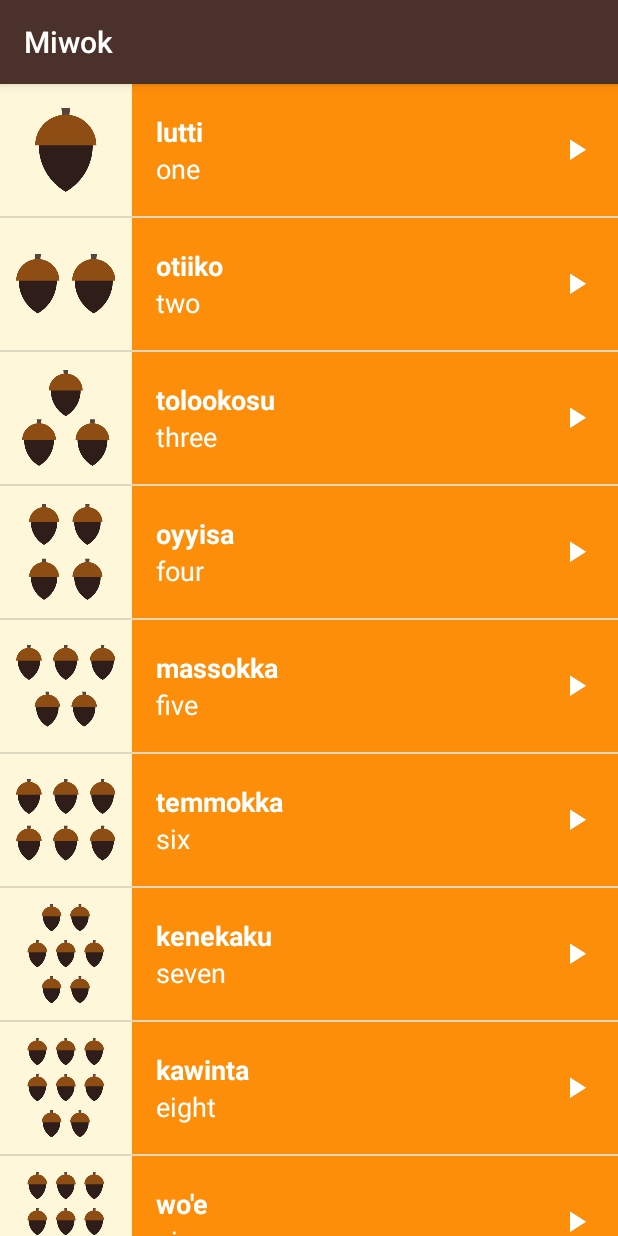
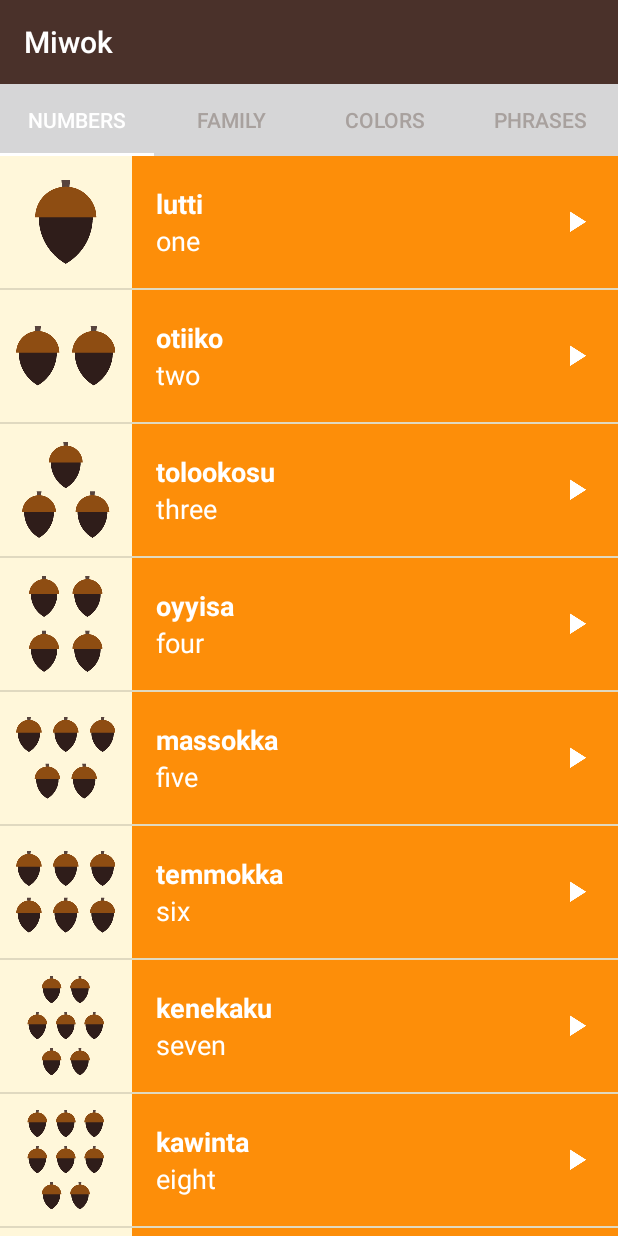
Before and after one commit to raviranjan3570/Basic-language-learner, an Android app: the screen it shows after launch (MainActivity), on a phone screen of 412 x 824 dp. Run offline under Robolectric (Android 15) with nearby library versions, the phone set to English and light mode, and no system bars.

Commit message:
Final touches

```diff
--- a/ud839_Miwok-Starter-code/app/build.gradle
+++ b/ud839_Miwok-Starter-code/app/build.gradle
@@ -11,6 +11,11 @@ android {
         versionCode 1
         versionName "1.0"
     }
+
+    ext {
+        supportLibVersion = '27.1.1'  // variable that can be referenced to keep support libs consistent
+    }
+
     buildTypes {
         release {
             minifyEnabled false
--- a/ud839_Miwok-Starter-code/app/src/main/java/com/example/android/miwok/MainActivity.java
+++ b/ud839_Miwok-Starter-code/app/src/main/java/com/example/android/miwok/MainActivity.java
@@ -17,6 +17,7 @@ package com.example.android.miwok;
 
 import android.content.Intent;
 import android.os.Bundle;
+import android.support.design.widget.TabLayout;
 import android.support.v4.view.ViewPager;
 import android.support.v7.app.AppCompatActivity;
 import android.view.View;
@@ -26,6 +27,9 @@ public class MainActivity extends AppCompatActivity {
 
     @Override
     protected void onCreate(Bundle savedInstanceState) {
+
+        getSupportActionBar().setElevation(0);
+
         super.onCreate(savedInstanceState);
 
         // Set the content of the activity to use the activity_main.xml layout file
@@ -68,9 +72,12 @@ public class MainActivity extends AppCompatActivity {
         ViewPager viewPager = (ViewPager) findViewById(R.id.viewpager);
 
         // Create an adapter that knows which fragment should be shown on each page
-        SimpleFragmentPagerAdapter adapter = new SimpleFragmentPagerAdapter(getSupportFragmentManager());
+        SimpleFragmentPagerAdapter adapter = new SimpleFragmentPagerAdapter(this, getSupportFragmentManager());
 
         // Set the adapter onto the view pager
         viewPager.setAdapter(adapter);
+
+        TabLayout tabLayout = (TabLayout) findViewById(R.id.sliding_tabs);
+        tabLayout.setupWithViewPager(viewPager);
     }
 }
--- a/ud839_Miwok-Starter-code/app/src/main/java/com/example/android/miwok/SimpleFragmentPagerAdapter.java
+++ b/ud839_Miwok-Starter-code/app/src/main/java/com/example/android/miwok/SimpleFragmentPagerAdapter.java
@@ -1,13 +1,18 @@
 package com.example.android.miwok;
 
+import android.content.Context;
 import android.support.v4.app.FragmentPagerAdapter;
 import android.support.v4.app.Fragment;
 import android.support.v4.app.FragmentManager;
 
 public class SimpleFragmentPagerAdapter extends FragmentPagerAdapter {
 
-    public SimpleFragmentPagerAdapter(FragmentManager fm) {
+    /** Context of the app */
+    private Context mContext;
+
+    public SimpleFragmentPagerAdapter(Context context, FragmentManager fm) {
         super(fm);
+        mContext = context;
     }
 
     @Override
@@ -27,4 +32,17 @@ public class SimpleFragmentPagerAdapter extends FragmentPagerAdapter {
     public int getCount() {
         return 4;
     }
+
+    @Override
+    public CharSequence getPageTitle(int position) {
+        if (position == 0) {
+            return mContext.getString(R.string.category_numbers);
+        } else if (position == 1) {
+            return mContext.getString(R.string.category_family);
+        } else if (position == 2) {
+            return mContext.getString(R.string.category_colors);
+        } else {
+            return mContext.getString(R.string.category_phrases);
+        }
+    }
 }
--- a/ud839_Miwok-Starter-code/app/src/main/res/layout/activity_main.xml
+++ b/ud839_Miwok-Starter-code/app/src/main/res/layout/activity_main.xml
@@ -14,12 +14,19 @@
      limitations under the License.
 -->
 <LinearLayout xmlns:android="http://schemas.android.com/apk/res/android"
+    xmlns:app="http://schemas.android.com/apk/res-auto"
     xmlns:tools="http://schemas.android.com/tools"
     android:layout_width="match_parent"
     android:layout_height="match_parent"
     android:background="@color/tan_background"
     android:orientation="vertical"
     tools:context="com.example.android.miwok.MainActivity">
+
+    <android.support.design.widget.TabLayout
+        android:id="@+id/sliding_tabs"
+        android:layout_width="match_parent"
+        android:layout_height="wrap_content"
+        style="@style/CategoryTab"/>
 
     <android.support.v4.view.ViewPager
         android:id="@+id/viewpager"
--- a/ud839_Miwok-Starter-code/app/src/main/res/values/strings.xml
+++ b/ud839_Miwok-Starter-code/app/src/main/res/values/strings.xml
@@ -26,7 +26,7 @@
     <string name="category_numbers">Numbers</string>
 
     <!-- Category name for the vocabulary words for family members [CHAR LIMIT=20] -->
-    <string name="category_family">Family Members</string>
+    <string name="category_family">Family</string>
 
     <!-- TODO: Remove or change this placeholder text -->
     <string name="hello_blank_fragment">Hello blank fragment</string>
--- a/ud839_Miwok-Starter-code/app/src/main/res/values/styles.xml
+++ b/ud839_Miwok-Starter-code/app/src/main/res/values/styles.xml
@@ -30,4 +30,18 @@
         <item name="android:textStyle">bold</item>
         <item name="android:textAppearance">?android:textAppearanceMedium</item>
     </style>
+
+    <!-- Style for a tab that displays a category name -->
+    <style name="CategoryTab" parent="Widget.Design.TabLayout">
+        <item name="tabIndicatorColor">#FFFFFF</item>
+        <item name="tabSelectedTextColor">#FFFFFF</item>
+        <item name="tabBackground">@drawable/tab_background</item>
+        <item name="tabTextAppearance">@style/CategoryTabTextAppearance</item>
+    </style>
+
+    <!-- Text appearance style for a category tab -->
+    <style name="CategoryTabTextAppearance" parent="TextAppearance.Design.Tab">
+        <item name="android:textColor">#A8A19E</item>
+    </style>
+
 </resources>
```
